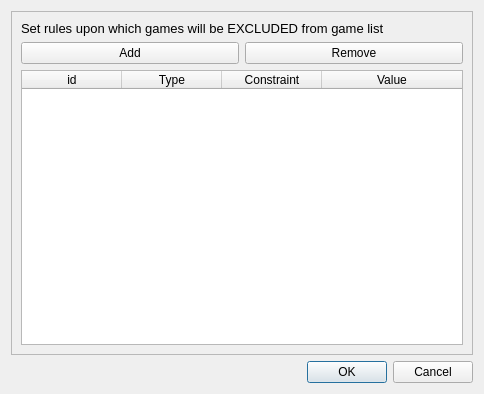
The window that res/games/filtermanager.ui (FAForever/lobby) describes before a commit, drawn with Qt 5.
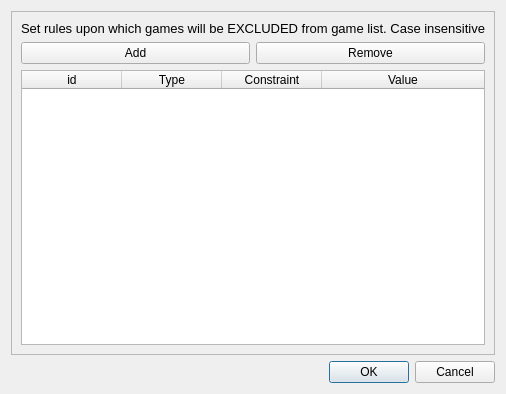
The same window after the commit.

Commit message: Let user know that game filters are case insensitive

Diff of the .ui file:
```diff
--- a/res/games/filtermanager.ui
+++ b/res/games/filtermanager.ui
@@ -88,7 +88,7 @@
          </font>
         </property>
         <property name="text">
-         <string>Set rules upon which games will be EXCLUDED from game list</string>
+         <string>Set rules upon which games will be EXCLUDED from game list. Case insensitive</string>
         </property>
        </widget>
       </item>
```
